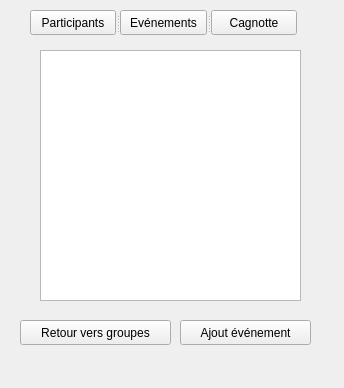
Above: gestionevents.ui from Obsywon/ShareCount before the change. Below: the same form after it.
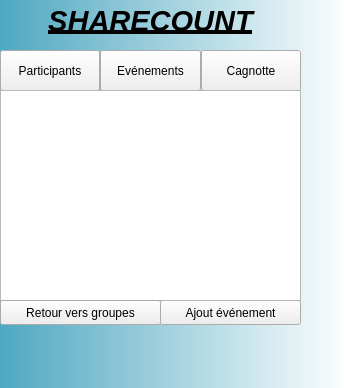
That is the form after the change.

Commit message: Ui amélioration event

```diff
--- a/gestionevents.ui
+++ b/gestionevents.ui
@@ -16,15 +16,18 @@
   <widget class="QSplitter" name="splitter_2">
    <property name="geometry">
     <rect>
-     <x>30</x>
-     <y>10</y>
-     <width>267</width>
-     <height>25</height>
+     <x>0</x>
+     <y>50</y>
+     <width>301</width>
+     <height>41</height>
     </rect>
    </property>
    <property name="orientation">
     <enum>Qt::Horizontal</enum>
    </property>
+   <property name="handleWidth">
+    <number>0</number>
+   </property>
    <widget class="QPushButton" name="participants_4">
     <property name="text">
      <string>Participants</string>
@@ -44,9 +47,9 @@
   <widget class="QPushButton" name="ajout_event">
    <property name="geometry">
     <rect>
-     <x>180</x>
-     <y>320</y>
-     <width>131</width>
+     <x>160</x>
+     <y>300</y>
+     <width>141</width>
      <height>25</height>
     </rect>
    </property>
@@ -57,19 +60,19 @@
   <widget class="QListWidget" name="listEvent">
    <property name="geometry">
     <rect>
-     <x>40</x>
-     <y>50</y>
-     <width>261</width>
-     <height>251</height>
+     <x>0</x>
+     <y>90</y>
+     <width>301</width>
+     <height>211</height>
     </rect>
    </property>
   </widget>
   <widget class="QPushButton" name="retour_groupes">
    <property name="geometry">
     <rect>
-     <x>20</x>
-     <y>320</y>
-     <width>151</width>
+     <x>0</x>
+     <y>300</y>
+     <width>161</width>
      <height>25</height>
     </rect>
    </property>
@@ -77,6 +80,53 @@
     <string>Retour vers groupes</string>
    </property>
   </widget>
+  <widget class="QLabel" name="label">
+   <property name="geometry">
+    <rect>
+     <x>0</x>
+     <y>0</y>
+     <width>301</width>
+     <height>41</height>
+    </rect>
+   </property>
+   <property name="font">
+    <font>
+     <pointsize>22</pointsize>
+     <weight>75</weight>
+     <italic>true</italic>
+     <bold>true</bold>
+     <underline>true</underline>
+    </font>
+   </property>
+   <property name="text">
+    <string>SHARECOUNT</string>
+   </property>
+   <property name="alignment">
+    <set>Qt::AlignCenter</set>
+   </property>
+  </widget>
+  <widget class="QLabel" name="label_6">
+   <property name="geometry">
+    <rect>
+     <x>0</x>
+     <y>0</y>
+     <width>351</width>
+     <height>391</height>
+    </rect>
+   </property>
+   <property name="styleSheet">
+    <string notr="true">background-color: qlineargradient(spread:pad, x1:0, y1:0, x2:1, y2:0, stop:0 rgba(78, 168, 193, 255), stop:1 rgba(255, 255, 255, 255));</string>
+   </property>
+   <property name="text">
+    <string/>
+   </property>
+  </widget>
+  <zorder>label_6</zorder>
+  <zorder>splitter_2</zorder>
+  <zorder>ajout_event</zorder>
+  <zorder>listEvent</zorder>
+  <zorder>retour_groupes</zorder>
+  <zorder>label</zorder>
  </widget>
  <resources/>
  <connections/>
```
The commit also changes 4 other files.
